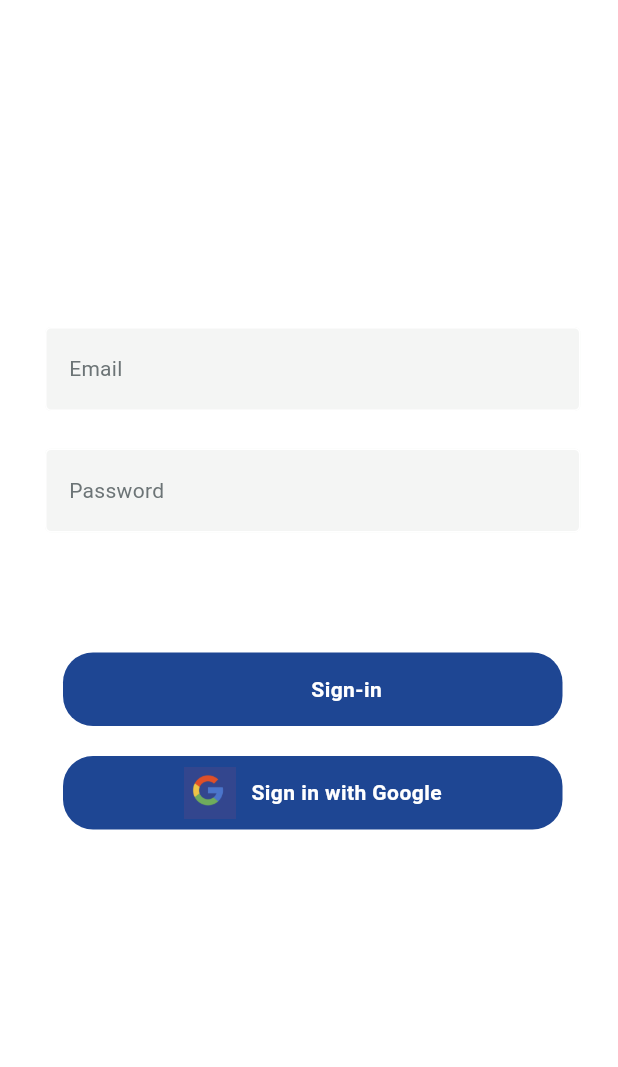
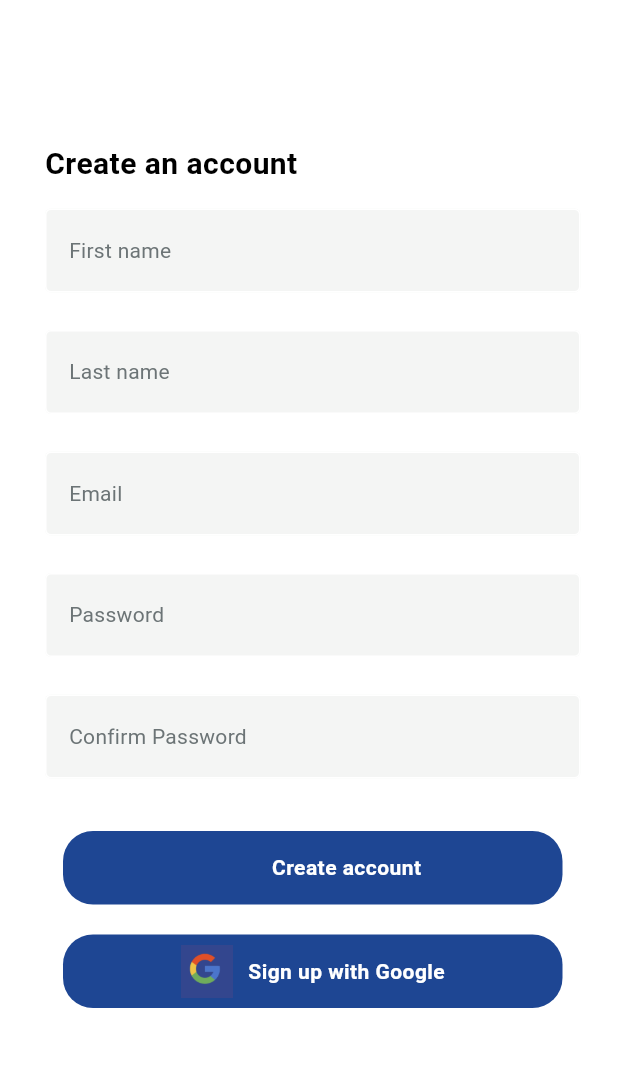
Before and after one commit to dartmouth-cs98-23f/verbatim_frontend, a Flutter app: the screen it shows after launch, on a phone screen of 412 x 824 dp, the part 123-1190 px from its top. Run offline on Flutter 3.47's test engine with Material 3 defaults, Android fonts, the phone set to English and light mode, and no system bars; our stand-ins replace fl_chart, flutter_signin_button, get, google_sign_in; Roboto replaces fonts that are missing (Mulish, Poppins).

Commit message:
Updated sign up page

```diff
--- a/lib/main.dart
+++ b/lib/main.dart
@@ -13,7 +13,7 @@ class MyApp extends StatelessWidget {
   Widget build(BuildContext context) {
     return const MaterialApp(
       debugShowCheckedModeBanner: false,
-      home: LogIn(),
+      home: SignUp(),
     );
   }
 }
--- a/lib/screens/signUp.dart
+++ b/lib/screens/signUp.dart
@@ -35,7 +35,7 @@ class _SignUpState extends State<SignUp> {
           'Content-Type': 'application/json',
         },
         body: jsonEncode(
-            {'firstName': firstName, 'lastName': lastName, 'email': email, 'password': password}),
+            {'username': firstName, 'email': email, 'password': password}),
       );
 
       if (response.statusCode == 200) {
```
